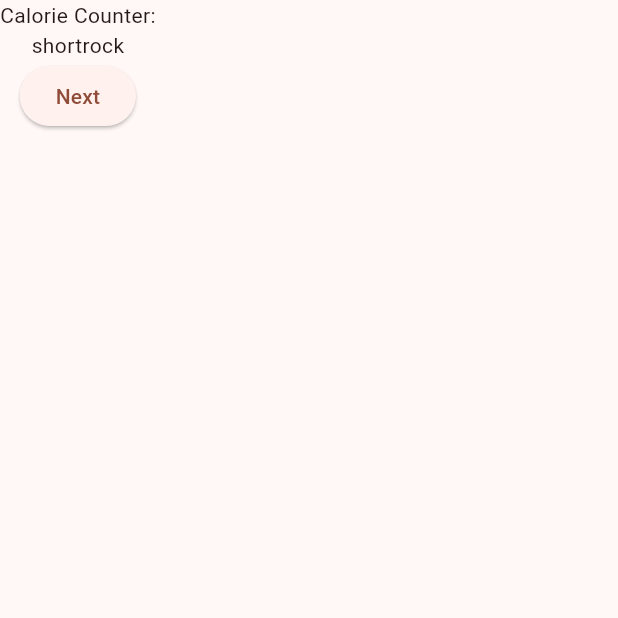
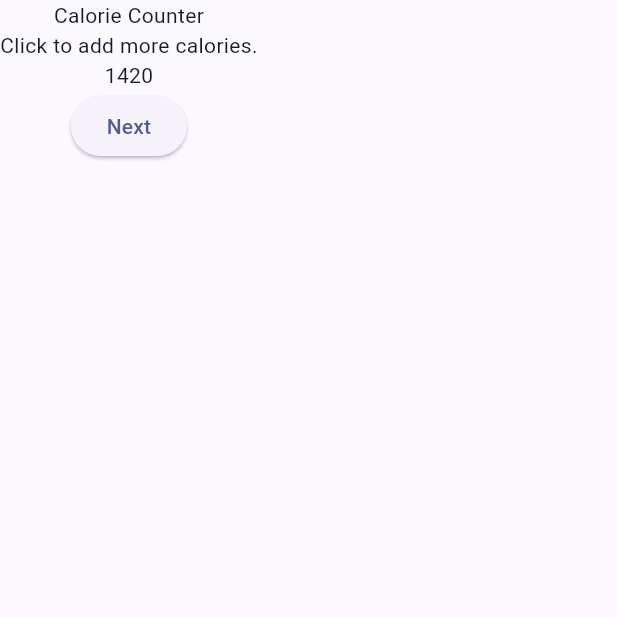
Before and after one commit to creid3202/firstProgrammingAssignment, a Flutter app: the screen it shows after launch, after a tap on "Next", on a phone screen of 412 x 824 dp, the top half of it. Run offline on Flutter 3.47's test engine with Material 2 defaults, Android fonts, the phone set to English and light mode, and no system bars.

Commit message:
Add calorie changing functionality

```diff
--- a/flutter_application_1/lib/main.dart
+++ b/flutter_application_1/lib/main.dart
@@ -1,6 +1,6 @@
-import 'package:english_words/english_words.dart';
 import 'package:flutter/material.dart';
 import 'package:provider/provider.dart';
+import 'dart:math';
 
 void main() {
   runApp(MyApp());
@@ -14,10 +14,10 @@ class MyApp extends StatelessWidget {
     return ChangeNotifierProvider(
       create: (context) => MyAppState(),
       child: MaterialApp(
-        title: 'Namer App',
+        title: 'Calorie Counter App',
         theme: ThemeData(
           useMaterial3: true,
-          colorScheme: ColorScheme.fromSeed(seedColor: Colors.deepOrange),
+          colorScheme: ColorScheme.fromSeed(seedColor: Color.fromARGB(255, 34, 78, 255)),
         ),
         home: MyHomePage(),
       ),
@@ -26,7 +26,13 @@ class MyApp extends StatelessWidget {
 }
 
 class MyAppState extends ChangeNotifier {
-  var current = WordPair.random();
+  var rng = Random();
+  var curr = 0;
+
+  void getNext() {
+    curr = rng.nextInt(3000);
+    notifyListeners();
+  }
 }
 
 class MyHomePage extends StatelessWidget {
@@ -37,12 +43,14 @@ class MyHomePage extends StatelessWidget {
     return Scaffold(
       body: Column(
         children: [
-          Text('Calorie Counter:'),
-          Text(appState.current.asLowerCase),
+          Text('Calorie Counter'),
+          Text('Click to add more calories.'),
+          Text(appState.curr.toString()),
 
           ElevatedButton(
             onPressed: () {
-              print('button pressed!');
+              //print('Calories Added!');
+              appState.getNext();
             },
             child: Text('Next'),
           ),
```
